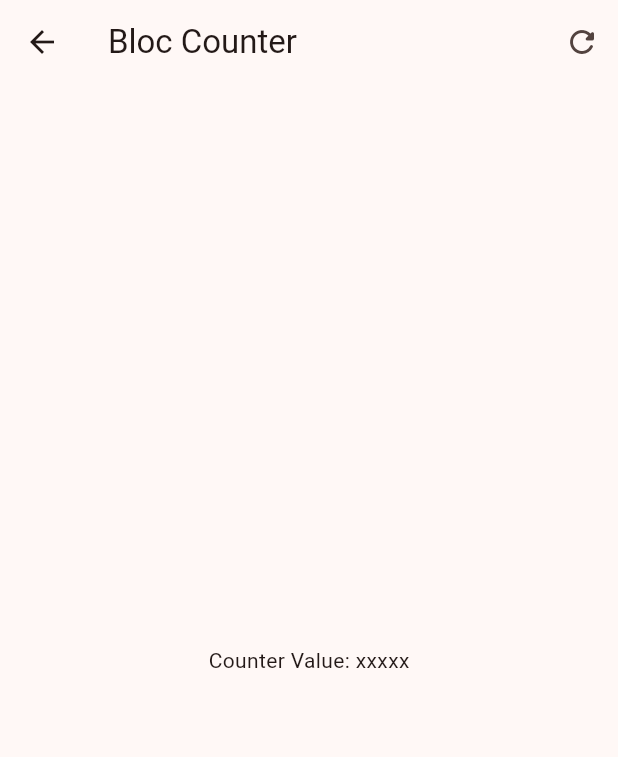
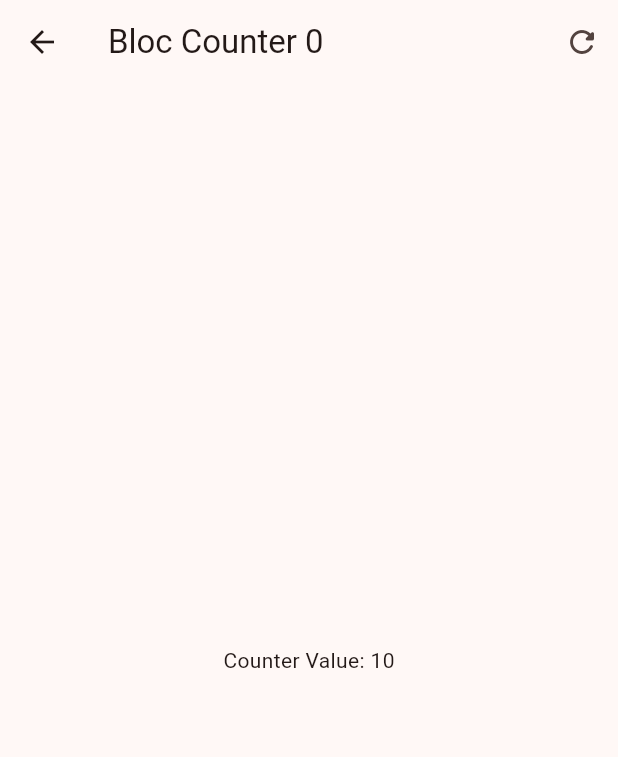
Before and after one commit to JuanMiguelUribe/forms_app, a Flutter app: the screen it shows after launch, after a tap on "BLoC", on a phone screen of 412 x 824 dp. Shown: the top 757 px of the screen. Run offline on Flutter 3.47's test engine with Material 3 defaults, Android fonts, the phone set to English and light mode, and no system bars; our stand-ins replace equatable, flutter_bloc, go_router.

Commit message:
se hace el llamado y uso del counterBloc

```diff
--- a/lib/presentation/screens/bloc_counter_screen.dart
+++ b/lib/presentation/screens/bloc_counter_screen.dart
@@ -1,38 +1,68 @@
 import 'package:flutter/material.dart';
+import 'package:flutter_bloc/flutter_bloc.dart';
+import 'package:forms_app/presentation/blocs/counter_bloc/counter_bloc.dart';
 
 class BlocCounterScreen extends StatelessWidget {
   const BlocCounterScreen({super.key});
 
   @override
   Widget build(BuildContext context) {
+    return BlocProvider(create: (_) => CounterBloc(), child: BlocCounterView());
+  }
+}
+
+class BlocCounterView extends StatelessWidget {
+  const BlocCounterView({super.key});
+
+  void increaseCounterBy(BuildContext context, [int value = 1]) {
+    context.read<CounterBloc>().add(CounterIncreased(value));
+  }
+
+  void reset(BuildContext context) {}
+
+  @override
+  Widget build(BuildContext context) {
     return Scaffold(
       appBar: AppBar(
-        title: const Text("Bloc Counter"),
+        title: context.select(
+          (CounterBloc bloc) =>
+              Text("Bloc Counter ${bloc.state.transactionCount}"),
+        ),
         actions: [
-          IconButton(onPressed: () {}, icon: Icon(Icons.refresh_rounded)),
+          IconButton(
+            onPressed: () {
+              context.read<CounterBloc>().add(CounterResetEvent());
+            },
+            icon: Icon(Icons.refresh_rounded),
+          ),
         ],
       ),
-      body: const Center(child: Text("Counter Value: xxxxx")),
+      body: Center(
+        child: context.select(
+          (CounterBloc counterBloc) =>
+              Text("Counter Value: ${counterBloc.state.counter}"),
+        ),
+      ),
       floatingActionButton: Column(
         mainAxisAlignment: MainAxisAlignment.end,
         children: [
           FloatingActionButton(
             heroTag: "1",
             child: const Text("+3"),
-            onPressed: () {},
+            onPressed: () => increaseCounterBy(context, 3),
           ),
           const SizedBox(height: 15),
           FloatingActionButton(
             heroTag: "2",
             child: const Text("+2"),
-            onPressed: () {},
+            onPressed: () => increaseCounterBy(context, 2),
           ),
           const SizedBox(height: 15),
 
           FloatingActionButton(
             heroTag: "3",
             child: const Text("+1"),
-            onPressed: () {},
+            onPressed: () => increaseCounterBy(context),
           ),
         ],
       ),
```
